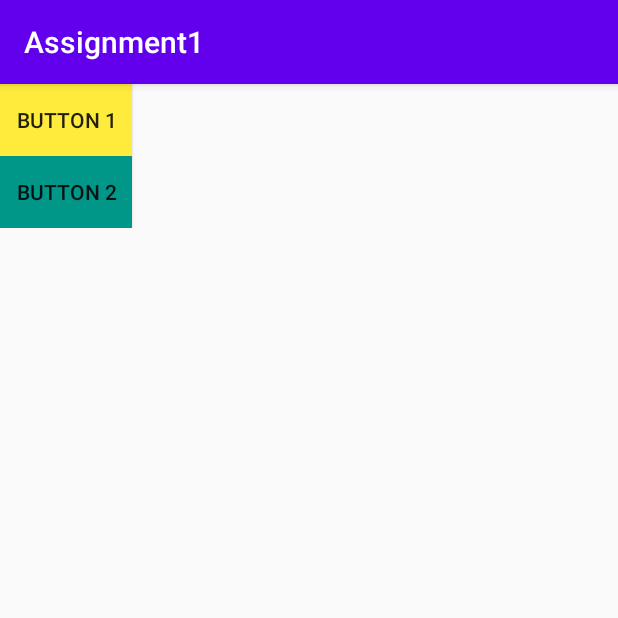
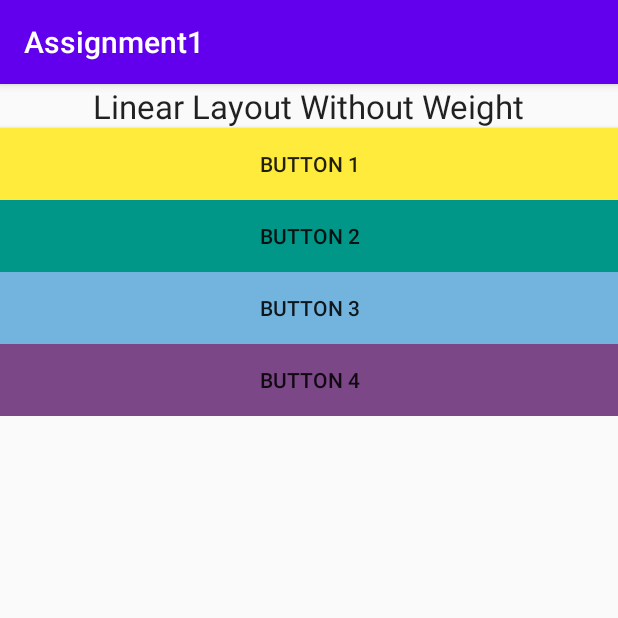
Before and after one commit to UmairJibran/android, an Android app: the screen it shows after launch (MainActivity), on a phone screen of 412 x 824 dp, the top half of it. Run offline under Robolectric (Android 15) with nearby library versions, the phone set to English and light mode, and no system bars.

Commit message:
complete linear layout

```diff
--- a/app/src/main/res/layout/activity_main.xml
+++ b/app/src/main/res/layout/activity_main.xml
@@ -4,16 +4,35 @@
     android:layout_height="wrap_content"
     android:orientation="vertical"
     >
+    <TextView
+        android:layout_width="wrap_content"
+        android:layout_height="wrap_content"
+        android:textAppearance="?android:attr/textAppearanceLarge"
+        android:text="@string/llwow"
+        android:id="@+id/text1"
+        android:layout_gravity="center_horizontal"/>
     <Button
-        android:layout_width="wrap_content"
+        android:layout_width="fill_parent"
         android:layout_height="wrap_content"
         android:text="@string/btn1"
         android:id="@+id/btn1"
-        android:background="@color/btn1"/>
+        android:background="@color/btn1" />
     <Button
-        android:layout_width="wrap_content"
+        android:layout_width="fill_parent"
         android:layout_height="wrap_content"
         android:text="@string/btn2"
         android:id="@+id/btn2"
-        android:background="@color/btn2"/>
+        android:background="@color/btn2" />
+    <Button
+        android:layout_width="fill_parent"
+        android:layout_height="wrap_content"
+        android:text="@string/btn3"
+        android:id="@+id/btn3"
+        android:background="@color/btn3" />
+    <Button
+        android:layout_width="fill_parent"
+        android:layout_height="wrap_content"
+        android:text="@string/btn4"
+        android:id="@+id/btn4"
+        android:background="@color/btn4"/>
 </LinearLayout>
--- a/app/src/main/res/values/colors.xml
+++ b/app/src/main/res/values/colors.xml
@@ -5,4 +5,6 @@
     <color name="colorAccent">#03DAC5</color>
     <color name="btn1">#FFEB3B</color>
     <color name="btn2">#009688</color>
+    <color name="btn3">#73B4DF</color>
+    <color name="btn4">#7B4787</color>
 </resources>
--- a/app/src/main/res/values/strings.xml
+++ b/app/src/main/res/values/strings.xml
@@ -2,4 +2,8 @@
     <string name="app_name">Assignment1</string>
     <string name="btn1">Button 1</string>
     <string name="btn2">Button 2</string>
+    <string name="btn3">Button 3</string>
+    <string name="btn4">Button 4</string>
+    <string name="llwow">Linear Layout Without Weight</string>
+    <string name="llww">Linear Layout With Weight</string>
 </resources>
```
